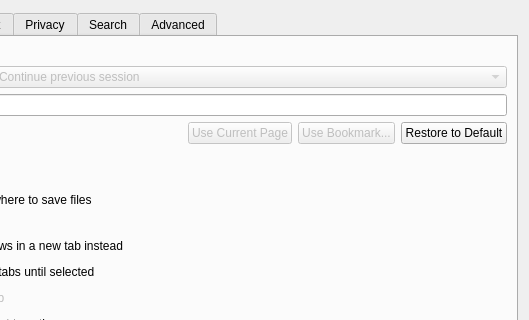
The window that src/ui/PreferencesDialog.ui (OtterBrowser/otter-browser) describes before a commit, drawn with Qt 5; both pictures show x 132 to 661 and y 0 to 320 of the 661 by 583 pixel window.
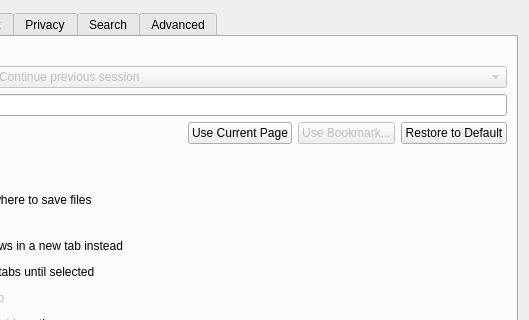
The same window after the commit. Custom widgets are drawn as their Qt base class.

Commit message: Allow to set URL of active tab as start page

```diff
--- a/src/ui/PreferencesDialog.ui
+++ b/src/ui/PreferencesDialog.ui
@@ -106,10 +106,7 @@
             </spacer>
            </item>
            <item>
-            <widget class="QPushButton" name="currentAsStartPageButton">
-             <property name="enabled">
-              <bool>false</bool>
-             </property>
+            <widget class="QPushButton" name="useCurrentAsStartPageButton">
              <property name="text">
               <string>Use Current Page</string>
              </property>
```
Left out of the diff: 6 changed lines with no effect on the pictures. The commit also changes 2 other files.
